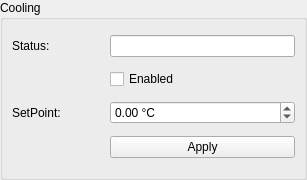
This is pyobs_gui/qt/widgetcooling.ui in pyobs/pyobs-gui as Qt 5 draws it before an edit. The edited form follows.
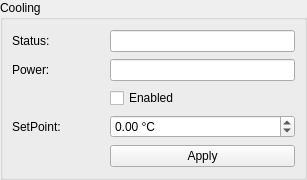
This is the edited form.

Commit message: cooling display works

```diff
--- a/pyobs_gui/qt/widgetcooling.ui
+++ b/pyobs_gui/qt/widgetcooling.ui
@@ -42,14 +42,14 @@
         </property>
        </widget>
       </item>
-      <item row="3" column="1">
+      <item row="4" column="1">
        <widget class="QPushButton" name="buttonApply">
         <property name="text">
          <string>Apply</string>
         </property>
        </widget>
       </item>
-      <item row="1" column="1">
+      <item row="2" column="1">
        <widget class="QCheckBox" name="checkEnabled">
         <property name="text">
          <string>Enabled</string>
@@ -63,7 +63,7 @@
         </property>
        </widget>
       </item>
-      <item row="2" column="1">
+      <item row="3" column="1">
        <widget class="QDoubleSpinBox" name="spinSetPoint">
         <property name="suffix">
          <string> °C</string>
@@ -76,13 +76,30 @@
         </property>
        </widget>
       </item>
-      <item row="2" column="0">
+      <item row="3" column="0">
        <widget class="QLabel" name="label">
         <property name="text">
          <string>SetPoint:</string>
         </property>
        </widget>
       </item>
+      <item row="1" column="1">
+       <widget class="QLineEdit" name="labelPower">
+        <property name="alignment">
+         <set>Qt::AlignCenter</set>
+        </property>
+        <property name="readOnly">
+         <bool>true</bool>
+        </property>
+       </widget>
+      </item>
+      <item row="1" column="0">
+       <widget class="QLabel" name="label_10">
+        <property name="text">
+         <string>Power:</string>
+        </property>
+       </widget>
+      </item>
      </layout>
     </widget>
    </item>
```
Left out of the diff: 2 changed lines with no effect on the pictures. The commit also changes 2 other files.
